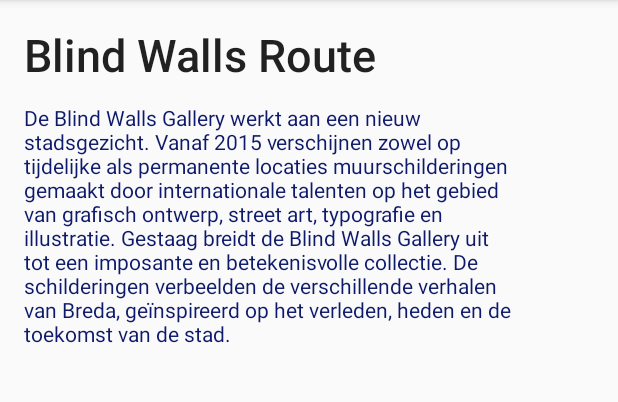
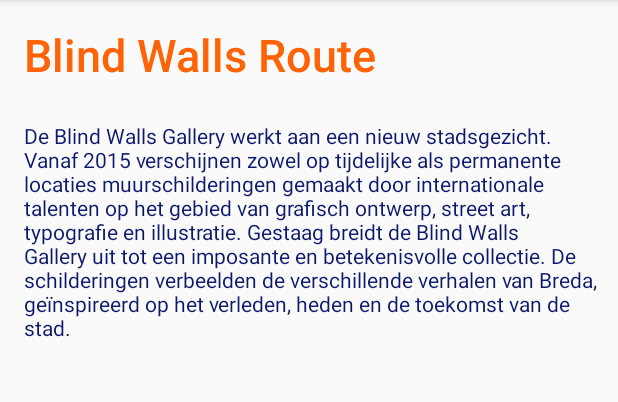
Before and after one commit to jipjan/MGS-App, an Android app: the screen it shows after launch (InfoRouteActivity), after a tap on an icon or button, on a phone screen of 412 x 824 dp, the part 84-486 px from its top. Run offline under Robolectric (Android 15) with nearby library versions, the phone set to English and light mode, and no system bars.

Commit message:
Merge branch 'master' into Lay-outs, plus nieuwe icon en scrollable layout

```diff
--- a/WalkAbout/app/src/main/AndroidManifest.xml
+++ b/WalkAbout/app/src/main/AndroidManifest.xml
@@ -9,9 +9,9 @@
 
     <application
         android:allowBackup="true"
-        android:icon="@mipmap/vavicon"
+        android:icon="@drawable/icon"
         android:label="@string/app_name"
-        android:roundIcon="@mipmap/vavicon"
+        android:roundIcon="@drawable/roundicon"
         android:supportsRtl="true"
         android:theme="@style/AppTheme">
 
--- a/WalkAbout/app/src/main/java/com/example/loisgussenhoven/walkabout/controller/GeofenceTransitionIntentService.java
+++ b/WalkAbout/app/src/main/java/com/example/loisgussenhoven/walkabout/controller/GeofenceTransitionIntentService.java
@@ -25,6 +25,7 @@ public class GeofenceTransitionIntentService extends IntentService {
     @Override
     protected void onHandleIntent(@Nullable Intent intent) {
         GeofencingEvent geofencingEvent = GeofencingEvent.fromIntent(intent);
+
         ;
     }
 }
--- a/WalkAbout/app/src/main/java/com/example/loisgussenhoven/walkabout/view/activities/MapsActivity.java
+++ b/WalkAbout/app/src/main/java/com/example/loisgussenhoven/walkabout/view/activities/MapsActivity.java
@@ -181,6 +181,7 @@ public class MapsActivity extends BaseActivity implements OnMapReadyCallback, Re
 
     @Override
     public void onResponse(Directions response) {
+        if (response.routes.size() == 0) return;
         List<LatLng> directions = decodePoly(response.routes.get(0).overviewPolyline.points);
         map.addPolyline(new PolylineOptions()
                 .addAll(directions)
--- a/WalkAbout/app/src/main/res/layout/activity_info_route.xml
+++ b/WalkAbout/app/src/main/res/layout/activity_info_route.xml
@@ -14,19 +14,22 @@
         android:layout_marginTop="16dp"
         android:text="Route.name"
         android:textAppearance="@style/TextAppearance.AppCompat.Title"
+        android:textColor="@color/oranje"
         android:textSize="30sp"
         app:layout_constraintStart_toStartOf="parent"
         app:layout_constraintTop_toTopOf="parent" />
 
     <TextView
         android:id="@+id/AIR_TV_Info"
-        android:layout_width="328dp"
-        android:layout_height="214dp"
+        android:layout_width="0dp"
+        android:layout_height="wrap_content"
+        android:layout_marginEnd="8dp"
         android:layout_marginStart="16dp"
-        android:layout_marginTop="12dp"
+        android:layout_marginTop="24dp"
         android:text="Route.information"
         android:textColor="@color/colorPrimaryDark"
         android:textSize="14sp"
+        app:layout_constraintEnd_toEndOf="parent"
         app:layout_constraintStart_toStartOf="parent"
         app:layout_constraintTop_toBottomOf="@+id/AIR_TV_Name" />
 
--- a/WalkAbout/app/src/main/res/values/colors.xml
+++ b/WalkAbout/app/src/main/res/values/colors.xml
@@ -6,6 +6,6 @@
     <color name="white">#ffffff</color>
     <color name="infoscherm">#162694</color>
     <color name="oranje">#fe6307</color>
-    <color name="grijs">#E1DEDC</color>
+    <color name="grijs">#e1dedc</color>
 
 </resources>
```
Also changed, not shown: WalkAbout/app/src/main/res/layout/activity_info_pin_point.xml (+18 -8 lines), WalkAbout/app/src/main/res/drawable/icon.png (added), WalkAbout/app/src/main/res/drawable/roundicon.png (added).
